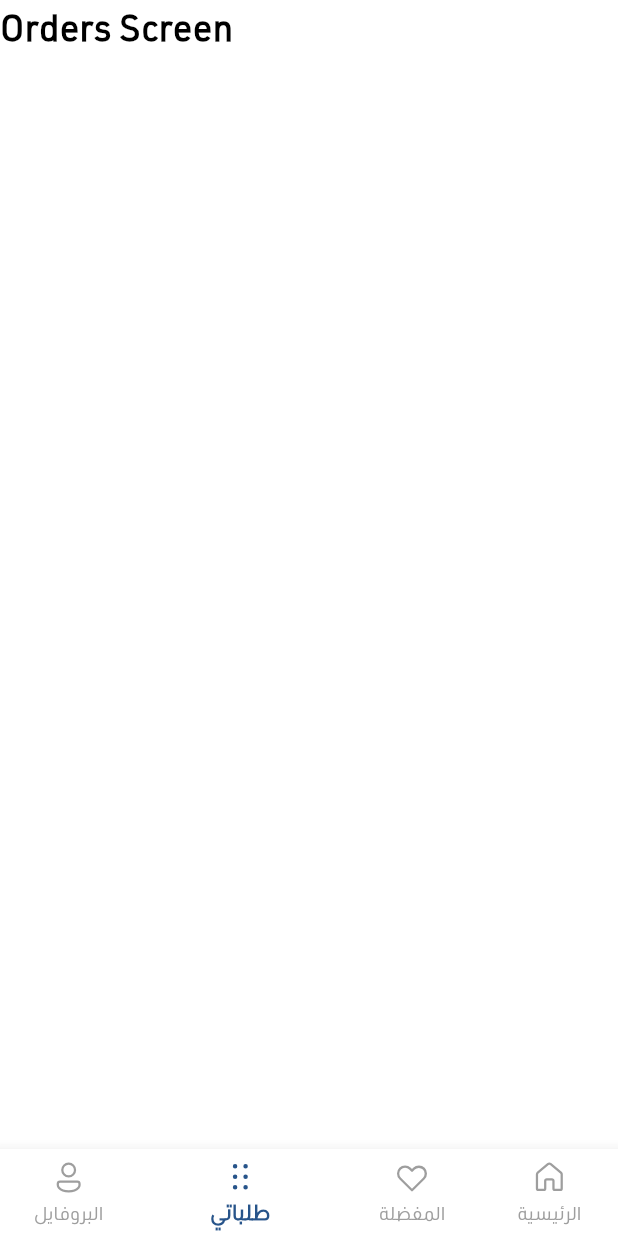
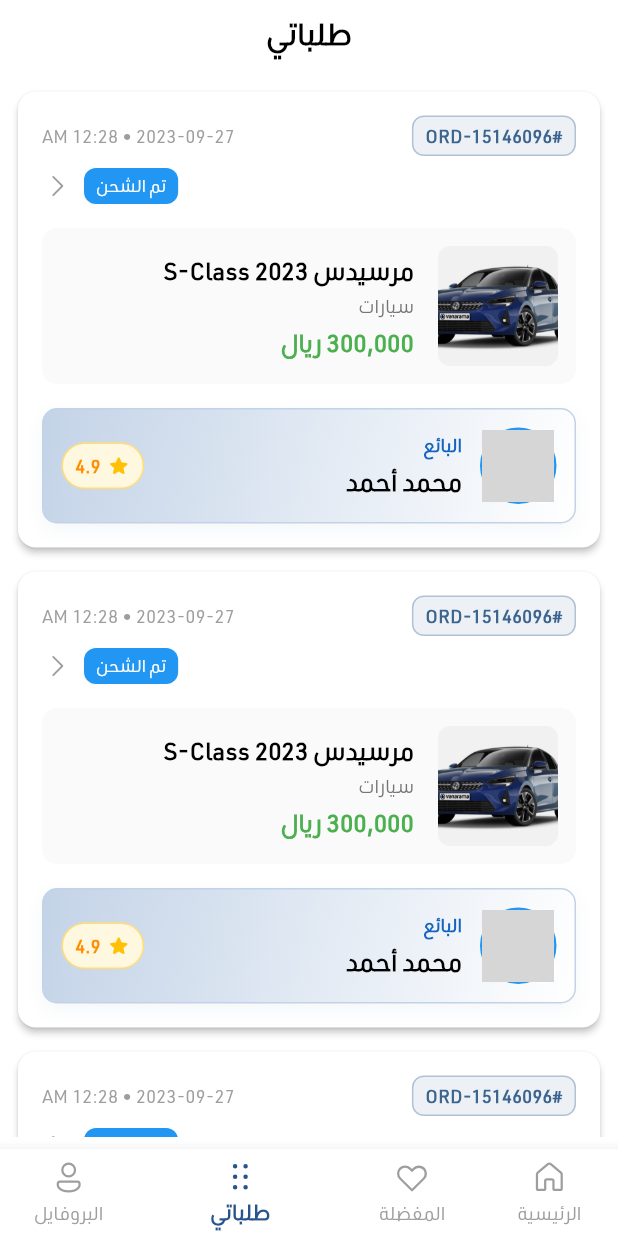
Before and after one commit to MaZzenGamal/mauritania_app, a Flutter app: the screen it shows after launch, item 3 of the bottom bar chosen, on a phone screen of 412 x 824 dp. Run offline on Flutter 3.47's test engine with Material 3 defaults, Android fonts, the phone set to English and light mode, and no system bars; our stand-ins replace bloc, fluentui_system_icons, flutter_bloc, font_awesome_flutter, image_picker, loading_indicator; missing offline and left inert: clipboard; network calls fail; grey boxes are pictures that could not be loaded.

Commit message:
my orders & favourites enhances

```diff
--- a/lib/Features/favourites/presentation/views/widgets/favourites_list_view.dart
+++ b/lib/Features/favourites/presentation/views/widgets/favourites_list_view.dart
@@ -15,7 +15,7 @@
               return FavouritesListViewItem();
             },
             separatorBuilder:  (context, index) {
-              return const SizedBox(height: 12,);
+              return const SizedBox(height: 8,);
             },
             itemCount: 10),
       ),
--- a/lib/Features/orders/presentation/views/orders_screen.dart
+++ b/lib/Features/orders/presentation/views/orders_screen.dart
@@ -1,17 +1,13 @@
 import 'package:flutter/material.dart';
+import 'package:mauritania/Features/orders/presentation/views/orders_screen_body.dart';
 
 class OrdersScreen extends StatelessWidget {
   const OrdersScreen({super.key});
 
   @override
   Widget build(BuildContext context) {
-    return Text(
-      'Orders Screen',
-      style: TextStyle(
-        fontSize: 24,
-        fontWeight: FontWeight.bold,
-        color: Colors.black,
-      ),
+    return Scaffold(
+      body: SafeArea(child: OrdersScreenBody()),
     );
   }
 }
--- /dev/null
+++ b/lib/Features/orders/presentation/views/orders_screen_body.dart
@@ -0,0 +1,38 @@
+import 'package:flutter/material.dart';
+import 'package:mauritania/Features/orders/presentation/views/widgets/orders_list_view_item.dart';
+
+import '../../../../core/theme/styles.dart';
+
+class OrdersScreenBody extends StatelessWidget {
+  const OrdersScreenBody({super.key});
+
+  @override
+  Widget build(BuildContext context) {
+    return Padding(
+      padding: const EdgeInsets.all(8.0),
+      child: SingleChildScrollView(
+        child: Column(
+          children: [
+            Center(
+              child: Text(
+                'طلباتي',
+                style: TextStyles.bold_20,
+              ),
+            ),
+            const SizedBox(height: 20),
+            ListView.separated(
+                physics: const NeverScrollableScrollPhysics(),
+                shrinkWrap: true,
+                itemBuilder: (context, index) {
+                  return const OrdersListViewItem();
+                },
+                separatorBuilder: (context, index) {
+                  return const SizedBox(height: 8);
+                },
+                itemCount: 10)
+          ],
+        ),
+      ),
+    );
+  }
+}
--- /dev/null
+++ b/lib/Features/orders/presentation/views/widgets/orders_list_view_item.dart
@@ -0,0 +1,245 @@
+import 'package:fluentui_system_icons/fluentui_system_icons.dart';
+import 'package:flutter/material.dart';
+import 'package:mauritania/Features/home/presentation/view/widgets/advertisement_details.dart';
+import 'package:mauritania/core/theme/colors.dart';
+import '../../../../../core/theme/styles.dart';
+import '../../../../../generated/assets.dart';
+
+class OrdersListViewItem extends StatelessWidget {
+  const OrdersListViewItem({
+    super.key,
+  });
+
+  @override
+  Widget build(BuildContext context) {
+    return GestureDetector(
+      onTap: () {
+        Navigator.push(
+            context,
+            MaterialPageRoute(
+                builder: (context) => const AdvertisementDetails()));
+      },
+      child: Card(
+        elevation: 2,
+        shape: RoundedRectangleBorder(
+          borderRadius: BorderRadius.circular(12),
+        ),
+        child: Padding(
+          padding: const EdgeInsets.all(16.0),
+          child: Column(
+            crossAxisAlignment: CrossAxisAlignment.start,
+            children: [
+              Row(
+                children: [
+                  Container(
+                    padding:
+                        const EdgeInsets.symmetric(horizontal: 8, vertical: 4),
+                    decoration: BoxDecoration(
+                      color: ColorsManager.primary50.withOpacity(0.1),
+                      borderRadius: BorderRadius.circular(8),
+                      border: Border.all(
+                          color: ColorsManager.primary.withOpacity(0.3)),
+                    ),
+                    child: Text(
+                      '#ORD-15146096',
+                      style: TextStyles.bold_12.copyWith(
+                        color: ColorsManager.primary60,
+                      ),
+                    ),
+                  ),
+                  const Spacer(),
+                  Text(
+                    '2023-09-27 • 12:28 AM',
+                    style: const TextStyle(
+                      fontSize: 12,
+                      color: Colors.grey,
+                    ),
+                  ),
+                ],
+              ),
+              const SizedBox(height: 8),
+              Row(
+                mainAxisAlignment: MainAxisAlignment.end,
+                children: [
+                  Container(
+                    padding:
+                        const EdgeInsets.symmetric(horizontal: 8, vertical: 4),
+                    decoration: BoxDecoration(
+                      color: Colors.blue,
+                      borderRadius: BorderRadius.circular(8),
+                    ),
+                    child: Text(
+                      'تم الشحن',
+                      style: TextStyles.regular_11.copyWith(
+                        color: Colors.white,
+                      ),
+                    ),
+                  ),
+                  SizedBox(
+                    width: 8,
+                  ),
+                  Icon(
+                    FluentIcons.chevron_right_24_regular,
+                    color: Colors.grey,
+                    size: 20,
+                  )
+                ],
+              ),
+              const SizedBox(height: 16),
+              Container(
+                padding: const EdgeInsets.all(12),
+                decoration: BoxDecoration(
+                  color: Colors.grey[50],
+                  borderRadius: BorderRadius.circular(10),
+                ),
+                child: Row(
+                  children: [
+                    // Product Image
+                    Container(
+                      width: 80,
+                      height: 80,
+                      decoration: BoxDecoration(
+                        borderRadius: BorderRadius.circular(8),
+                        image: const DecorationImage(
+                          image: AssetImage(Assets.imagesCar),
+                          fit: BoxFit.cover,
+                        ),
+                      ),
+                    ),
+
+                    const SizedBox(width: 16),
+
+                    // Product Details
+                    Expanded(
+                      child: Column(
+                        crossAxisAlignment: CrossAxisAlignment.start,
+                        children: [
+                          Text(
+                            'مرسيدس S-Class 2023',
+                            style: TextStyles.bold_16,
+                          ),
+                          const SizedBox(height: 4),
+                          Text(
+                            'سيارات',
+                            style: TextStyles.regular_12.copyWith(
+                              color: Colors.grey[600],
+                            ),
+                          ),
+                          const SizedBox(height: 4),
+                          Text(
+                            '300,000 ريال',
+                            style: TextStyles.bold_16.copyWith(
+                              color: Colors.green,
+                            ),
+                          ),
+                        ],
+                      ),
+                    ),
+                  ],
+                ),
+              ),
+              const SizedBox(height: 16),
+              Container(
+                padding: const EdgeInsets.all(12),
+                decoration: BoxDecoration(
+                  gradient: LinearGradient(
+                    colors: [ColorsManager.primary20, Colors.white],
+                    begin: Alignment.topLeft,
+                    end: Alignment.bottomRight,
+                  ),
+                  borderRadius: BorderRadius.circular(10),
+                  boxShadow: [
+                    BoxShadow(
+                      color: ColorsManager.primary.withOpacity(0.05),
+                      blurRadius: 10,
+                      offset: const Offset(0, 4),
+                    ),
+                  ],
+                  border: Border.all(color: ColorsManager.primary20),
+                ),
+                child: Row(
+                  children: [
+                    Stack(
+                      alignment: Alignment.bottomRight,
+                      children: [
+                        Container(
+                          decoration: BoxDecoration(
+                            shape: BoxShape.circle,
+                            border: Border.all(
+                              color: Colors.blue,
+                              width: 1.5,
+                            ),
+                          ),
+                          child: const CircleAvatar(
+                            radius: 24,
+                            backgroundImage: NetworkImage(
+                                'https://randomuser.me/api/portraits/men/1.jpg'),
+                          ),
+                        ),
+                        Container(
+                          padding: const EdgeInsets.all(2),
+                          decoration: const BoxDecoration(
+                            color: Colors.white,
+                            shape: BoxShape.circle,
+                          ),
+                          child: const Icon(
+                            Icons.verified,
+                            color: Colors.blue,
+                            size: 14,
+                          ),
+                        ),
+                      ],
+                    ),
+                    const SizedBox(width: 12),
+                    Expanded(
+                      child: Column(
+                        crossAxisAlignment: CrossAxisAlignment.start,
+                        children: [
+                          Text(
+                            'البائع',
+                            style: TextStyles.bold_12.copyWith(
+                              color: Colors.blue[800],
+                            ),
+                          ),
+                          const SizedBox(height: 4),
+                          Text(
+                            'محمد أحمد',
+                            style: TextStyles.bold_16,
+                          ),
+                        ],
+                      ),
+                    ),
+                    Container(
+                      padding: const EdgeInsets.symmetric(
+                          horizontal: 8, vertical: 6),
+                      decoration: BoxDecoration(
+                        color: Colors.amber[50],
+                        borderRadius: BorderRadius.circular(16),
+                        border:
+                            Border.all(color: Colors.amber.withOpacity(0.5)),
+                      ),
+                      child: Row(
+                        mainAxisSize: MainAxisSize.min,
+                        children: [
+                          const Icon(Icons.star_rounded,
+                              color: Colors.amber, size: 16),
+                          const SizedBox(width: 4),
+                          Text(
+                            '4.9',
+                            style: TextStyles.bold_12.copyWith(
+                              color: Colors.amber[800],
+                            ),
+                          ),
+                        ],
+                      ),
+                    ),
+                  ],
+                ),
+              ),
+            ],
+          ),
+        ),
+      ),
+    );
+  }
+}
--- a/lib/core/theme/styles.dart
+++ b/lib/core/theme/styles.dart
@@ -42,6 +42,7 @@
   static TextStyle get regular_14 => baseStyle(14, FontWeight.w400);
 
   //==================== Size 12 ====================//
+  static TextStyle get bold_12 => baseStyle(12, FontWeight.w700);
   static TextStyle get medium_12 => baseStyle(12, FontWeight.w500);
   static TextStyle get regular_12 => baseStyle(12, FontWeight.w400);
 
```
Also changed, not shown: lib/Features/favourites/presentation/views/widgets/favourites_list_view_item.dart (+95 -95 lines), lib/Features/home/presentation/view/widgets/advertisement_card.dart (+91 -53 lines), lib/Features/home/presentation/view/widgets/seller_info_section.dart (+29 -11 lines).
